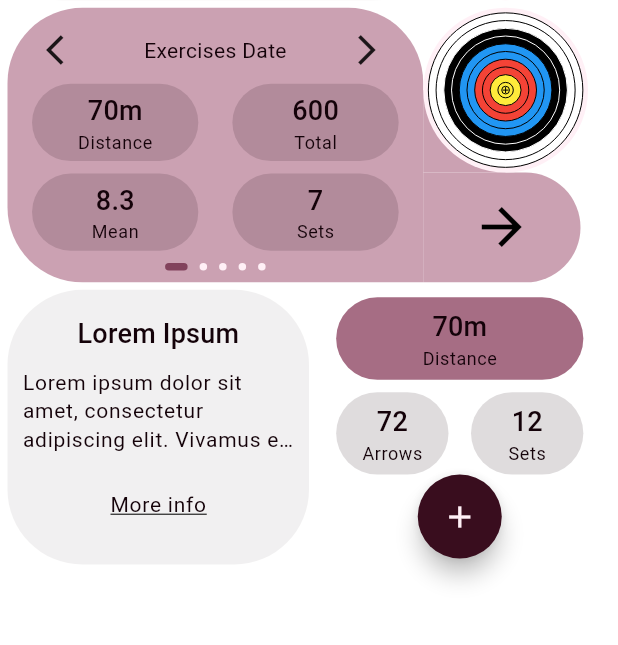
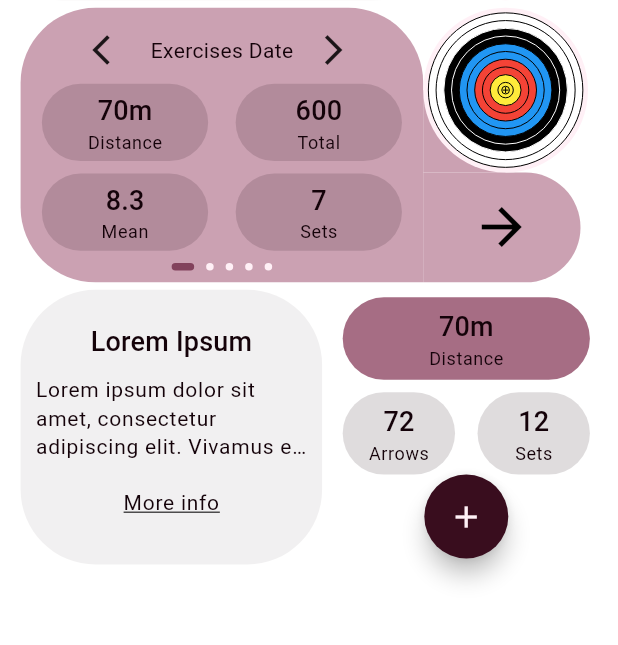
Before and after one commit to ahmetbugraerturk/arcoach, a Flutter app: the mainScreen screen opened directly, on a phone screen of 412 x 824 dp, the part 247-892 px from its top. Run offline on Flutter 3.47's test engine with Material 3 defaults, Android fonts, the phone set to English and light mode, and no system bars; drawn by our look-alikes of smooth_page_indicator; our stand-ins replace lottie; missing offline and left inert: r_nav_n_sheet; generated files the repository leaves out were written again; statements that could not run were skipped.

Commit message:
UI(16:9) debug fix commit

```diff
--- a/lib/athlethesScreens/navScreens/home_page.dart
+++ b/lib/athlethesScreens/navScreens/home_page.dart
@@ -17,6 +17,7 @@ class homePage extends StatefulWidget {
 }
 
 class _homePageState extends State<homePage> {
+  final isw2y = true;
   final controller = PageController(viewportFraction: 0.8, keepPage: true);
   @override
   Widget build(BuildContext context) {
@@ -79,7 +80,8 @@ class _homePageState extends State<homePage> {
             Stack(
               children: [
                 Container(
-                  margin: const EdgeInsets.only(left: 5, right: 5),
+                  constraints: BoxConstraints(minHeight: 175),
+                  margin: const EdgeInsets.only(right: 5),
                   height: MediaQuery.of(context).size.height / 4.5,
                   width: MediaQuery.of(context).size.width,
                   color: Colors.transparent,
@@ -88,12 +90,15 @@ class _homePageState extends State<homePage> {
                   top: 0,
                   left: 0,
                   child: Container(
+                    constraints: BoxConstraints(minHeight: 175),
                     padding: const EdgeInsets.fromLTRB(5, 0, 5, 0),
-                    margin: const EdgeInsets.only(left: 5),
+                    margin: EdgeInsets.only(
+                        left: MediaQuery.of(context).size.width / 30),
                     height: MediaQuery.of(context).size.height / 4.5,
                     width: MediaQuery.of(context).size.width -
                         MediaQuery.of(context).size.width / 15 * 4 -
-                        25,
+                        20 -
+                        MediaQuery.of(context).size.width / 30,
                     decoration: BoxDecoration(
                       color: isLightTheme
                           ? constants.myColorList[5]
@@ -110,13 +115,17 @@ class _homePageState extends State<homePage> {
                         Row(
                           mainAxisAlignment: MainAxisAlignment.spaceAround,
                           children: [
+                            SizedBox(
+                                width: MediaQuery.of(context).size.width / 20),
                             GestureDetector(
                               child: Icon(Icons.arrow_back_ios),
                             ),
                             Text("Exercises Date"),
                             GestureDetector(
                               child: Icon(Icons.arrow_forward_ios),
-                            )
+                            ),
+                            SizedBox(
+                                width: MediaQuery.of(context).size.width / 20),
                           ],
                         ),
                         SizedBox(
@@ -125,6 +134,7 @@ class _homePageState extends State<homePage> {
                           mainAxisAlignment: MainAxisAlignment.spaceAround,
                           children: [
                             Container(
+                              constraints: BoxConstraints(minHeight: 50),
                               height: MediaQuery.of(context).size.height / 16,
                               width: (MediaQuery.of(context).size.width -
                                       MediaQuery.of(context).size.width /
@@ -156,6 +166,7 @@ class _homePageState extends State<homePage> {
                               ),
                             ),
                             Container(
+                              constraints: BoxConstraints(minHeight: 50),
                               height: MediaQuery.of(context).size.height / 16,
                               width: (MediaQuery.of(context).size.width -
                                       MediaQuery.of(context).size.width /
@@ -194,6 +205,7 @@ class _homePageState extends State<homePage> {
                           mainAxisAlignment: MainAxisAlignment.spaceAround,
                           children: [
                             Container(
+                              constraints: BoxConstraints(minHeight: 50),
                               height: MediaQuery.of(context).size.height / 16,
                               width: (MediaQuery.of(context).size.width -
                                       MediaQuery.of(context).size.width /
@@ -225,6 +237,7 @@ class _homePageState extends State<homePage> {
                               ),
                             ),
                             Container(
+                              constraints: BoxConstraints(minHeight: 50),
                               height: MediaQuery.of(context).size.height / 16,
                               width: (MediaQuery.of(context).size.width -
                                       MediaQuery.of(context).size.width /
@@ -273,8 +286,10 @@ class _homePageState extends State<homePage> {
                   ),
                 ),
                 Positioned(
-                  bottom: MediaQuery.of(context).size.height / 4.5 -
-                      MediaQuery.of(context).size.width / 15 * 4,
+                  bottom: MediaQuery.of(context).size.height / 4.5 > 175
+                      ? MediaQuery.of(context).size.height / 4.5 -
+                          MediaQuery.of(context).size.width / 15 * 4
+                      : 175 - MediaQuery.of(context).size.width / 15 * 4,
                   right: MediaQuery.of(context).size.width / 15 * 2 + 20,
                   child: Container(
                     height: MediaQuery.of(context).size.width / 15 * 2,
@@ -290,6 +305,9 @@ class _homePageState extends State<homePage> {
                   bottom: 0,
                   right: 20,
                   child: Container(
+                    constraints: BoxConstraints(
+                        minHeight:
+                            175 - MediaQuery.of(context).size.width / 7.5 * 2),
                     margin: const EdgeInsets.only(right: 5),
                     height: MediaQuery.of(context).size.height / 4.5 -
                         MediaQuery.of(context).size.width / 15 * 4,
@@ -325,7 +343,7 @@ class _homePageState extends State<homePage> {
                     ),
                     alignment: Alignment.center,
                     child: CustomPaint(
-                      painter: w2yTargetPainter(),
+                      painter: isw2y ? w2yTargetPainter() : bl2yTargetPainter(),
                       child: Container(
                         width: MediaQuery.of(context).size.width / 16 * 4,
                         height: MediaQuery.of(context).size.width / 16 * 4,
@@ -341,7 +359,9 @@ class _homePageState extends State<homePage> {
               mainAxisAlignment: MainAxisAlignment.start,
               children: [
                 Container(
-                  margin: const EdgeInsets.only(left: 5),
+                  constraints: BoxConstraints(minHeight: 175),
+                  margin: EdgeInsets.only(
+                      left: MediaQuery.of(context).size.width / 30),
                   height: MediaQuery.of(context).size.height / 4.5,
                   width: MediaQuery.of(context).size.width / 2 - 5,
                   decoration: BoxDecoration(
@@ -360,7 +380,7 @@ class _homePageState extends State<homePage> {
                       ),
                       const SizedBox(height: 5),
                       Padding(
-                        padding: const EdgeInsets.fromLTRB(10, 5, 10, 10),
+                        padding: const EdgeInsets.fromLTRB(10, 5, 10, 0),
                         child: Text(
                           "Lorem ipsum dolor sit amet, consectetur adipiscing elit. Vivamus eget nulla id dolor pulvinar consectetur elementum et sem. Etiam eleifend feugiat feugiat. Proin sagittis urna ut orci tempus, et scelerisque mauris tempor. Cras tempus mattis ante, nec dignissim felis ullamcorper at. Proin pulvinar viverra rutrum. In hac habitasse platea dictumst. Sed pulvinar accumsan quam vel.",
                           style: Theme.of(context).textTheme.labelMedium,
@@ -369,6 +389,8 @@ class _homePageState extends State<homePage> {
                         ),
                       ),
                       TextButton(
+                        style: const ButtonStyle(
+                            alignment: Alignment.bottomCenter),
                         onPressed: () {},
                         child: Text(
                           "More info",
@@ -385,8 +407,10 @@ class _homePageState extends State<homePage> {
                 Stack(
                   children: [
                     Container(
+                      constraints: BoxConstraints(minHeight: 175),
                       height: MediaQuery.of(context).size.height / 4.5,
-                      width: MediaQuery.of(context).size.width / 2 - 5,
+                      width: MediaQuery.of(context).size.width / 2 -
+                          MediaQuery.of(context).size.width / 30,
                       child: Column(
                         children: [
                           SizedBox(height: 5),
@@ -394,6 +418,7 @@ class _homePageState extends State<homePage> {
                             mainAxisAlignment: MainAxisAlignment.spaceAround,
                             children: [
                               Container(
+                                constraints: BoxConstraints(minHeight: 50),
                                 height: MediaQuery.of(context).size.height / 15,
                                 width: MediaQuery.of(context).size.width / 2.5,
                                 decoration: BoxDecoration(
@@ -431,6 +456,7 @@ class _homePageState extends State<homePage> {
                                   height:
                                       MediaQuery.of(context).size.height / 100),
                               Container(
+                                constraints: BoxConstraints(minHeight: 50),
                                 height: MediaQuery.of(context).size.height / 15,
                                 width:
                                     (MediaQuery.of(context).size.width / 2.5 -
@@ -462,6 +488,7 @@ class _homePageState extends State<homePage> {
                               ),
                               const SizedBox(width: 15),
                               Container(
+                                constraints: BoxConstraints(minHeight: 50),
                                 height: MediaQuery.of(context).size.height / 15,
                                 width:
                                     (MediaQuery.of(context).size.width / 2.5 -
@@ -636,7 +663,7 @@ class w2yTargetPainter extends CustomPainter {
 class bl2yTargetPainter extends CustomPainter {
   @override
   void paint(Canvas canvas, Size size) {
-    final maxSize = size.width;
+    final maxSize = size.width / 2;
     final center = Offset(size.width / 2, size.height / 2);
     //First blue circle
     final paintBl1 = Paint()
--- a/lib/main.dart
+++ b/lib/main.dart
@@ -1,4 +1,5 @@
 import 'package:arcoach/athlethesScreens/main_screen.dart';
+import 'package:arcoach/athlethesScreens/navScreens/home_page.dart';
 import 'package:arcoach/athlethesScreens/target_screen.dart';
 import 'package:arcoach/onBoardingScreens/login_screen.dart';
 import 'package:collection/collection.dart';
@@ -32,7 +33,7 @@ class MyApp extends StatelessWidget {
       theme: constants.kLightTheme,
       darkTheme: constants.kDarkTheme,
       themeMode: ThemeMode.light,
-      home: const loginScreen(),
+      home: const mainScreen(),
     );
   }
 }
--- a/lib/onBoardingScreens/login_screen.dart
+++ b/lib/onBoardingScreens/login_screen.dart
@@ -146,10 +146,9 @@ class _loginScreenState extends State<loginScreen> {
                               ),
                             ),
                           ),
-                          SizedBox(
-                            height: MediaQuery.of(context).size.height / 100,
-                          ),
-                          Container(
+                          Positioned(
+                            bottom: 5,
+                            child: Container(
                               alignment: Alignment.centerRight,
                               child: GestureDetector(
                                 onTap: () => clickForgotPass(),
@@ -161,6 +160,7 @@ class _loginScreenState extends State<loginScreen> {
                                         ? constants.kLightTextColor
                                         : constants.kDarkTextColor,
                                     height: 1,
+                                  ),
                                 ),
                               ),
                             ),
```
Lines whose indentation alone changed are shown as unchanged.
